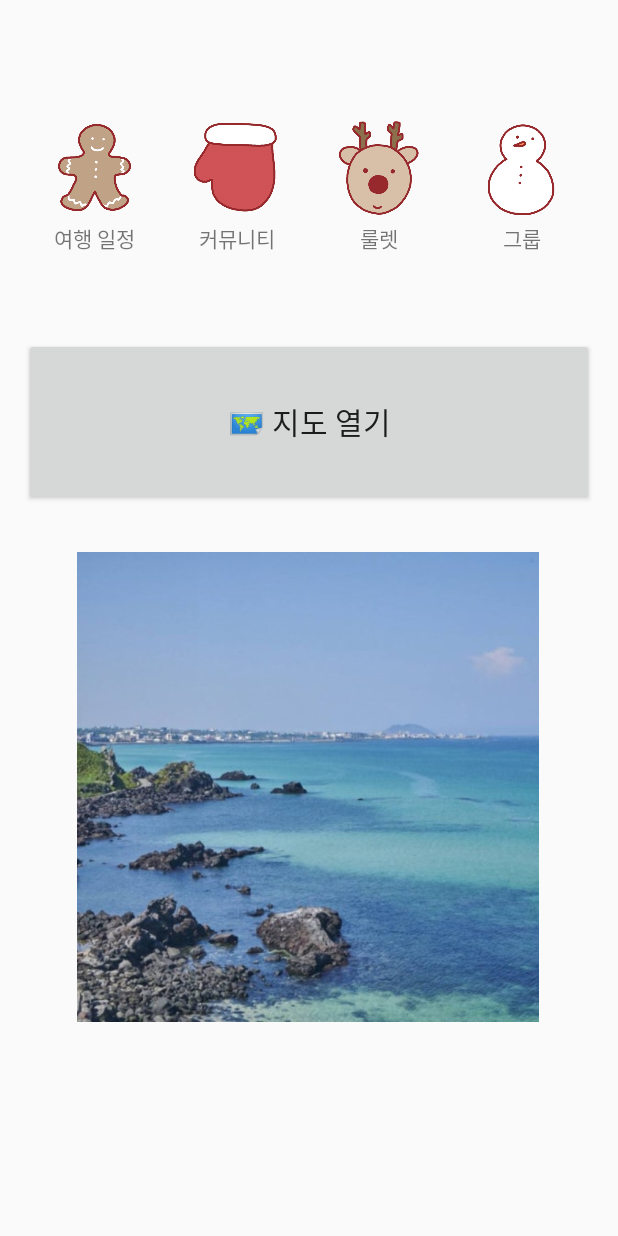
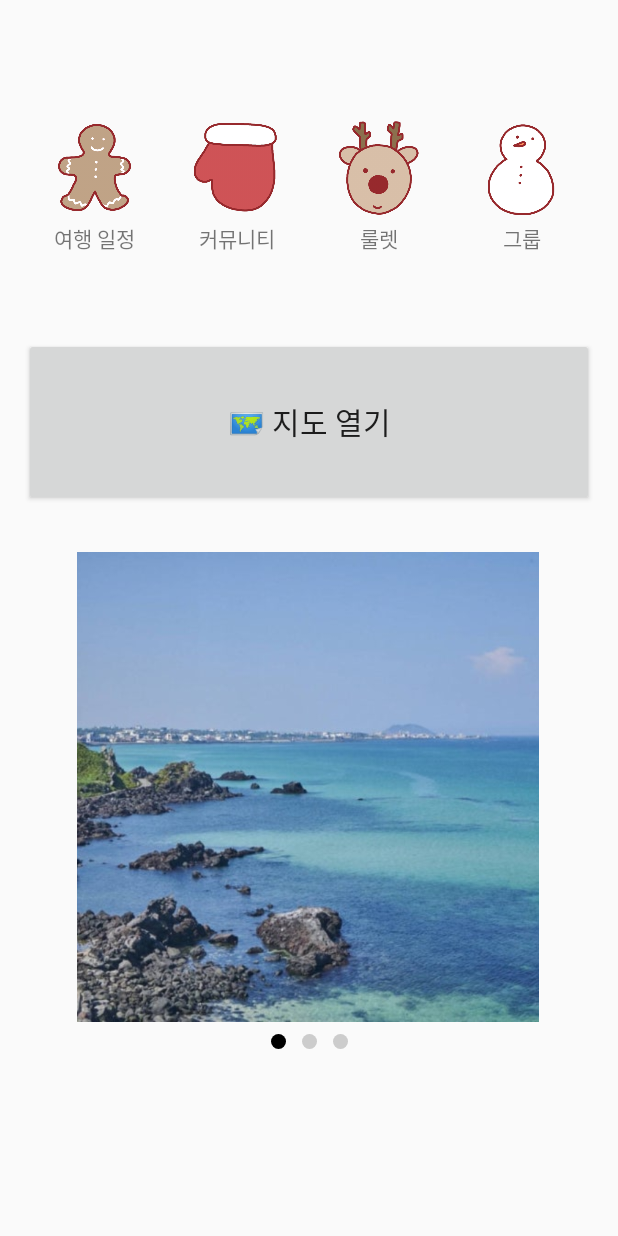
Before and after one commit to DesignTrip1/login, an Android app: the MainActivity screen opened directly, with no data from a screen before it, on a phone screen of 412 x 824 dp. Run offline under Robolectric (Android 15) with nearby library versions, the phone set to English and light mode, and no system bars.

Commit message:
여행지 밑 점 추가

```diff
--- a/app/src/main/java/com/example/design/MainActivity.java
+++ b/app/src/main/java/com/example/design/MainActivity.java
@@ -4,10 +4,10 @@ import android.content.Intent;
 import android.os.Bundle;
 import android.widget.Button;
 import android.widget.ImageButton;
+import android.widget.ImageView;
+import android.widget.LinearLayout;
 
 import androidx.appcompat.app.AppCompatActivity;
-import androidx.recyclerview.widget.LinearLayoutManager;
-import androidx.recyclerview.widget.RecyclerView;
 import androidx.viewpager2.widget.ViewPager2;
 
 import java.util.ArrayList;
@@ -15,16 +15,36 @@ import java.util.List;
 
 public class MainActivity extends AppCompatActivity {
 
-    private RecyclerView recyclerView;
-    private PlaceAdapter adapter;
-    private List<Place> placeList;
     private ViewPager2 viewPager;
     private SliderAdapter sliderAdapter;
+    private LinearLayout indicatorLayout;
 
     @Override
     protected void onCreate(Bundle savedInstanceState) {
         super.onCreate(savedInstanceState);
         setContentView(R.layout.activity_main);
+
+        // 슬라이드 이미지 리스트
+        viewPager = findViewById(R.id.viewPager);
+        indicatorLayout = findViewById(R.id.indicatorLayout);
+
+        List<Integer> imageList = new ArrayList<>();
+        imageList.add(R.drawable.jeju);
+        imageList.add(R.drawable.busan);
+        imageList.add(R.drawable.jeonju);
+
+        sliderAdapter = new SliderAdapter(imageList);
+        viewPager.setAdapter(sliderAdapter);
+
+        // 점 Indicator 셋업
+        setupIndicators(imageList.size());
+
+        viewPager.registerOnPageChangeCallback(new ViewPager2.OnPageChangeCallback() {
+            @Override
+            public void onPageSelected(int position) {
+                setCurrentIndicator(position);
+            }
+        });
 
         // 지도 버튼
         Button btnOpenMap = findViewById(R.id.btnOpenMap);
@@ -33,41 +53,47 @@ public class MainActivity extends AppCompatActivity {
             startActivity(intent);
         });
 
-        // 아이콘 버튼들
+        // 아이콘 버튼
         ImageButton btnPlan = findViewById(R.id.btnPlan);
         ImageButton btnCommunity = findViewById(R.id.btnCommunity);
         ImageButton btnRoulette = findViewById(R.id.btnRoulette);
         ImageButton btnGroup = findViewById(R.id.btnGroup);
 
-        btnPlan.setOnClickListener(v -> {
-            Intent intent = new Intent(MainActivity.this, AddScheduleActivity.class);
-            startActivity(intent);
-        });
+        btnPlan.setOnClickListener(v -> startActivity(new Intent(this, AddScheduleActivity.class)));
+        btnCommunity.setOnClickListener(v -> startActivity(new Intent(this, CommunityActivity.class)));
+        btnRoulette.setOnClickListener(v -> startActivity(new Intent(this, RouletteActivity.class)));
+        btnGroup.setOnClickListener(v -> startActivity(new Intent(this, GroupActivity.class)));
+    }
 
-        btnCommunity.setOnClickListener(v -> {
-            Intent intent = new Intent(MainActivity.this, CommunityActivity.class);
-            startActivity(intent);
-        });
+    private void setupIndicators(int count) {
+        indicatorLayout.removeAllViews();
+        for (int i = 0; i < count; i++) {
+            ImageView dot = new ImageView(this);
+            dot.setImageDrawable(getDrawable(R.drawable.indicator_inactive));
 
-        btnRoulette.setOnClickListener(v -> {
-            Intent intent = new Intent(MainActivity.this, RouletteActivity.class);
-            startActivity(intent);
-        });
+            LinearLayout.LayoutParams params = new LinearLayout.LayoutParams(
+                    LinearLayout.LayoutParams.WRAP_CONTENT,
+                    LinearLayout.LayoutParams.WRAP_CONTENT
+            );
+            params.setMargins(8, 0, 8, 0);
+            indicatorLayout.addView(dot, params);
+        }
 
-        btnGroup.setOnClickListener(v -> {
-            Intent intent = new Intent(MainActivity.this, GroupActivity.class);
-            startActivity(intent);
-        });
+        if (count > 0) {
+            ((ImageView) indicatorLayout.getChildAt(0))
+                    .setImageDrawable(getDrawable(R.drawable.indicator_active));
+        }
+    }
 
-        // RecyclerView 셋업
-        viewPager = findViewById(R.id.viewPager);
-
-        List<Integer> imageList = new ArrayList<>();
-        imageList.add(R.drawable.jeju);
-        imageList.add(R.drawable.busan);
-        imageList.add(R.drawable.jeonju);
-
-        sliderAdapter = new SliderAdapter(imageList);
-        viewPager.setAdapter(sliderAdapter);
+    private void setCurrentIndicator(int index) {
+        int count = indicatorLayout.getChildCount();
+        for (int i = 0; i < count; i++) {
+            ImageView dot = (ImageView) indicatorLayout.getChildAt(i);
+            if (i == index) {
+                dot.setImageDrawable(getDrawable(R.drawable.indicator_active));
+            } else {
+                dot.setImageDrawable(getDrawable(R.drawable.indicator_inactive));
+            }
+        }
     }
 }
--- /dev/null
+++ b/app/src/main/res/drawable/indicator_active.xml
@@ -0,0 +1,5 @@
+<?xml version="1.0" encoding="utf-8"?>
+<shape xmlns:android="http://schemas.android.com/apk/res/android" android:shape="oval">
+    <size android:width="10dp" android:height="10dp" />
+    <solid android:color="#000000" />
+</shape>
--- /dev/null
+++ b/app/src/main/res/drawable/indicator_inactive.xml
@@ -0,0 +1,5 @@
+<?xml version="1.0" encoding="utf-8"?>
+<shape xmlns:android="http://schemas.android.com/apk/res/android" android:shape="oval">
+    <size android:width="10dp" android:height="10dp" />
+    <solid android:color="#CCCCCC" />
+</shape>
--- a/app/src/main/res/layout/activity_main.xml
+++ b/app/src/main/res/layout/activity_main.xml
@@ -131,20 +131,31 @@
         android:layout_marginTop="56dp"
         android:text="🗺 지도 열기"
         android:textSize="20sp"
-        app:layout_constraintEnd_toEndOf="parent"
-        app:layout_constraintHorizontal_bias="1.0"
+        app:layout_constraintTop_toBottomOf="@id/layoutIcons"
         app:layout_constraintStart_toStartOf="parent"
-        app:layout_constraintTop_toBottomOf="@id/layoutIcons" />
+        app:layout_constraintEnd_toEndOf="parent" />
 
-    <!-- 추천 여행지 RecyclerView -->
+    <!-- 추천 여행지 ViewPager2 -->
     <androidx.viewpager2.widget.ViewPager2
         android:id="@+id/viewPager"
         android:layout_width="308dp"
         android:layout_height="313dp"
         android:layout_marginTop="352dp"
+        app:layout_constraintTop_toTopOf="parent"
+        app:layout_constraintStart_toStartOf="parent"
         app:layout_constraintEnd_toEndOf="parent"
-        app:layout_constraintHorizontal_bias="0.495"
+        app:layout_constraintHorizontal_bias="0.495" />
+
+    <!-- 🔴 슬라이드 인디케이터 (회색/검정 점) -->
+    <LinearLayout
+        android:id="@+id/indicatorLayout"
+        android:layout_width="wrap_content"
+        android:layout_height="wrap_content"
+        android:orientation="horizontal"
+        android:layout_marginTop="8dp"
+        android:gravity="center"
+        app:layout_constraintTop_toBottomOf="@id/viewPager"
         app:layout_constraintStart_toStartOf="parent"
-        app:layout_constraintTop_toTopOf="parent" />
+        app:layout_constraintEnd_toEndOf="parent" />
 
 </androidx.constraintlayout.widget.ConstraintLayout>
```
